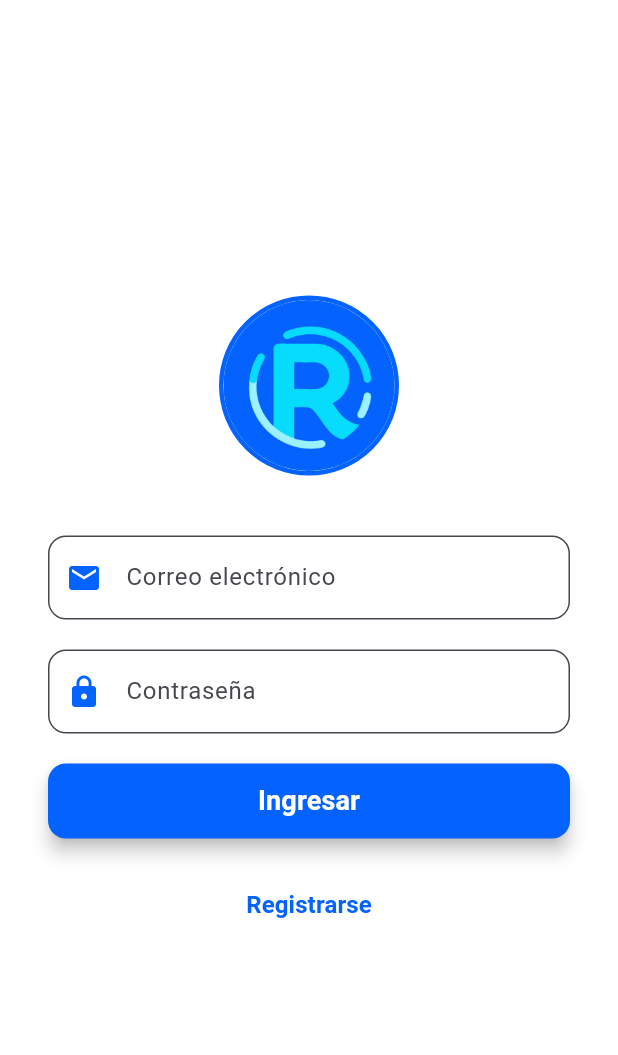
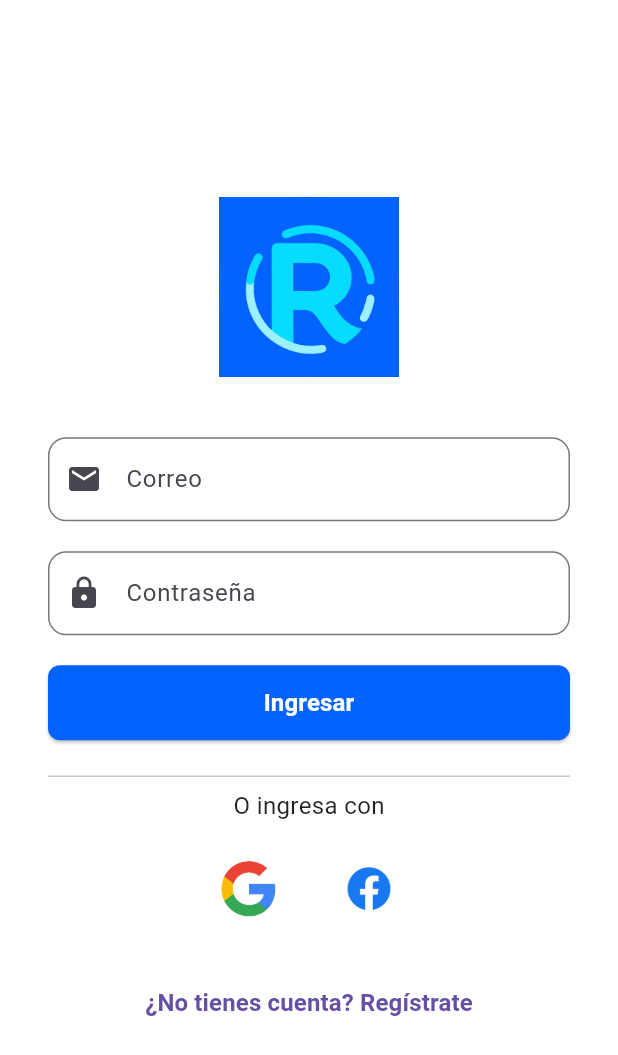
Before and after one commit to nicoloyolar/rider-mobile, a Flutter app: the LoginScreen screen opened directly, on a phone screen of 412 x 824 dp. Shown: the top 1055 px of the screen. Run offline on Flutter 3.47's test engine with Material 3 defaults, Android fonts, the phone set to English and light mode, and no system bars; our stand-ins replace connectivity_plus, firebase_auth, firebase_core, geocoding, geolocator, google_maps_flutter and 4 more; missing offline and left inert: flutter_facebook_auth; accounts and stored records are empty.

Commit message:
Integración firebase, login e iconos google fb

```diff
--- a/lib/login_screen.dart
+++ b/lib/login_screen.dart
@@ -1,90 +1,87 @@
-// ignore_for_file: library_private_types_in_public_api
-
+import 'package:firebase_auth/firebase_auth.dart';
 import 'package:flutter/material.dart';
-import 'package:rider/driver_screen.dart';
-import 'package:rider/main.dart';
-import 'package:rider/main_screen.dart';
-import 'package:rider/register_screen.dart';
+import 'package:google_sign_in/google_sign_in.dart';
+import 'package:flutter_facebook_auth/flutter_facebook_auth.dart';
+import 'package:shared_preferences/shared_preferences.dart';
+import 'package:rider/main.dart'; // importa appThemeNotifier
 import 'package:rider/theme/app_theme.dart';
 import 'package:rider/widgets/custom_alert_dialog.dart';
+import 'package:rider/main_screen.dart';
+import 'package:rider/driver_screen.dart';
+import 'package:rider/register_screen.dart';
 
 class LoginScreen extends StatefulWidget {
   const LoginScreen({super.key});
 
   @override
-  _LoginScreenState createState() => _LoginScreenState();
+  State<LoginScreen> createState() => _LoginScreenState();
 }
 
 class _LoginScreenState extends State<LoginScreen> {
-  final TextEditingController _emailController          = TextEditingController();
-  final TextEditingController _passwordController       = TextEditingController();
-  final GlobalKey<ScaffoldMessengerState> _scaffoldKey  = GlobalKey<ScaffoldMessengerState>();
+  final _emailController = TextEditingController();
+  final _passwordController = TextEditingController();
 
-  String currentUser = '';
-
-  final Map<String, Map<String, dynamic>> users = {
-    'usuario': {
-      'password': '123456',
-      'role': 'usuario',
-      'certificado': null,
-      'descuento': 0.0,
-    },
-    'conductor': {
-      'password': '123456',
-      'role': 'conductor',
-      'certificado': null,
-      'descuento': 0.0,
-    },
-    'estudiante': {
-      'password': '123456',
-      'role': 'usuario',
-      'certificado': 'estudiante',
-      'descuento': 0.10,
-    },
-    'bombero': {
-      'password': '123456',
-      'role': 'usuario',
-      'certificado': 'bombero',
-      'descuento': 0.10,
-    },
-    'adulto_mayor': {
-      'password': '123456',
-      'role': 'usuario',
-      'certificado': 'adulto mayor',
-      'descuento': 0.10,
-    },
-    'discapacitado': {
-      'password': '123456',
-      'role': 'usuario',
-      'certificado': 'discapacitado',
-      'descuento': 0.10,
-    },
-  };
-
-  void _login() {
-    String correo = _emailController.text.trim();
-    String password = _passwordController.text.trim();
-
-    if (correo.isEmpty || password.isEmpty) {
-      showDialog(
-        context: context,
-        builder: (BuildContext context) {
-          return CustomAlertDialog(
-            title: "¡Error!",
-            message: "Por favor complete todos los campos",
-            icon: Icons.error,
-            backgroundColor: Colors.red,
-            onPressed: () {
-              Navigator.pop(context);
-            },
+  Future<void> _signInWithEmail() async {
+    try {
+      final credential = await FirebaseAuth.instance.signInWithEmailAndPassword(
+        email: _emailController.text.trim(),
+        password: _passwordController.text.trim(),
       );
-        },
-      );
-      return;
+      _handleUserLogin(credential.user);
+    } catch (e) {
+      _showError("Correo o contraseña incorrectos");
+    }
   }
 
-    if (users.containsKey(correo) && users[correo]!['password'] == password) {
-      String role = users[correo]!['role'];
+Future<void> _signInWithGoogle() async {
+  try {
+    final googleUser = await GoogleSignIn().signIn();
+    print('GOOGLE USER: $googleUser'); // 👈 VERIFICA ESTO EN LA CONSOLA
+    final googleAuth = await googleUser?.authentication;
+
+    if (googleUser != null && googleAuth != null) {
+      final credential = GoogleAuthProvider.credential(
+        accessToken: googleAuth.accessToken,
+        idToken: googleAuth.idToken,
+      );
+
+      final userCredential =
+          await FirebaseAuth.instance.signInWithCredential(credential);
+
+      _handleUserLogin(userCredential.user);
+    }
+  } catch (e) {
+    print('GOOGLE SIGN-IN ERROR: $e'); // 👈 Imprime si falla
+    _showError("No se pudo iniciar sesión con Google");
+  }
+}
+
+  Future<void> _signInWithFacebook() async {
+    try {
+      final result = await FacebookAuth.instance.login();
+      if (result.status == LoginStatus.success) {
+        final accessToken = result.accessToken;
+        final credential = FacebookAuthProvider.credential(accessToken!.token);
+        final userCredential =
+            await FirebaseAuth.instance.signInWithCredential(credential);
+        _handleUserLogin(userCredential.user);
+      } else {
+        _showError("Login cancelado");
+      }
+    } catch (e) {
+      _showError("No se pudo iniciar sesión con Facebook");
+    }
+  }
+
+  Future<void> _handleUserLogin(User? user) async {
+    if (user == null) return;
+
+    final correo = user.email ?? "usuario";
+    final role = correo == 'conductor@rider.com' ? 'conductor' : 'usuario';
+
+    final prefs = await SharedPreferences.getInstance();
+    await prefs.setBool('is_logged_in', true);
+    await prefs.setString('logged_email', correo);
 
     if (role == 'usuario') {
       appThemeNotifier.value = AppTheme.userTheme;
@@ -92,71 +89,47 @@ class _LoginScreenState extends State<LoginScreen> {
         context,
         MaterialPageRoute(builder: (context) => ViajesScreen(userEmail: correo)),
       );
-      } else if (role == 'conductor') {
+    } else {
       appThemeNotifier.value = AppTheme.driverTheme;
       Navigator.pushReplacement(
         context,
         MaterialPageRoute(builder: (context) => DriverScreen(userEmail: correo)),
       );
     }
+  }
 
-    } else {
+  void _showError(String message) {
     showDialog(
       context: context,
-        builder: (BuildContext context) {
-          return CustomAlertDialog(
+      builder: (context) => CustomAlertDialog(
         title: "¡Error!",
-            message: "Correo o contraseña incorrectos",
+        message: message,
         icon: Icons.error,
         backgroundColor: Colors.red,
-            onPressed: () {
-              Navigator.pop(context);
-            },
+        onPressed: () => Navigator.pop(context),
+      ),
     );
-        },
-      );
-    }
   }
 
   @override
   Widget build(BuildContext context) {
     return Scaffold(
-      key: _scaffoldKey,
       backgroundColor: Colors.white,
-      body: Center(
-        child: Padding(
+      body: Padding(
         padding: const EdgeInsets.symmetric(horizontal: 32.0),
+        child: Center(
+          child: SingleChildScrollView(
             child: Column(
-            mainAxisAlignment: MainAxisAlignment.center,
-            crossAxisAlignment: CrossAxisAlignment.center,
               children: [
-              Container(
-                height: 120,
-                width: 120,
-                decoration: BoxDecoration(
-                  shape: BoxShape.circle,
-                  border: Border.all(color: Color(0xFF0462FF), width: 3),
-                  color: Colors.white,
-                ),
-                child: ClipOval(
-                  child: Image.asset(
-                    'assets/logo.png',
-                    fit: BoxFit.cover,
-                  ),
-                ),
-              ),
+                Image.asset('assets/logo.png', height: 120),
                 const SizedBox(height: 40),
+
                 TextField(
                   controller: _emailController,
                   decoration: InputDecoration(
-                  filled: true,
-                  fillColor: Colors.white,
-                  labelText: 'Correo electrónico',
-                  border: OutlineInputBorder(
-                    borderRadius: BorderRadius.circular(12),
-                    borderSide: BorderSide(color: Color(0xFF0462FF)),
-                  ),
-                  prefixIcon: Icon(Icons.email, color: Color(0xFF0462FF)),
+                    labelText: 'Correo',
+                    prefixIcon: Icon(Icons.email),
+                    border: OutlineInputBorder(borderRadius: BorderRadius.circular(12)),
                   ),
                 ),
                 const SizedBox(height: 20),
@@ -164,53 +137,52 @@ class _LoginScreenState extends State<LoginScreen> {
                   controller: _passwordController,
                   obscureText: true,
                   decoration: InputDecoration(
-                  filled: true,
-                  fillColor: Colors.white,
                     labelText: 'Contraseña',
-                  border: OutlineInputBorder(
-                    borderRadius: BorderRadius.circular(12),
-                    borderSide: BorderSide(color: Color(0xFF0462FF)),
-                  ),
-                  prefixIcon: Icon(Icons.lock, color: Color(0xFF0462FF)),
+                    prefixIcon: Icon(Icons.lock),
+                    border: OutlineInputBorder(borderRadius: BorderRadius.circular(12)),
                   ),
                 ),
+
                 const SizedBox(height: 20),
-              SizedBox(
-                width: double.infinity,
-                height: 50,
-                child: ElevatedButton(
-                  onPressed: _login,
+                ElevatedButton(
+                  onPressed: _signInWithEmail,
+                  child: const Text('Ingresar'),
                   style: ElevatedButton.styleFrom(
+                    minimumSize: const Size(double.infinity, 50),
                     backgroundColor: Color(0xFF0462FF),
-                    shape: RoundedRectangleBorder(
-                      borderRadius: BorderRadius.circular(12),
-                    ),
-                    elevation: 5,
-                  ),
-                  child: Text(
-                    'Ingresar',
-                    style: TextStyle(
-                      fontSize: 18,
-                      fontWeight: FontWeight.bold,
-                      color: Colors.white,
                   ),
                 ),
+
+                const SizedBox(height: 16),
+                const Divider(),
+                const Text("O ingresa con"),
+                const SizedBox(height: 16),
+
+                Row(
+                  mainAxisAlignment: MainAxisAlignment.center,
+                  children: [
+                    IconButton(
+                      icon: Image.asset('assets/icons/google.png', height: 40),
+                      onPressed: _signInWithGoogle,
                     ),
+                    const SizedBox(width: 24),
+                    IconButton(
+                      icon: Image.asset('assets/icons/facebook.png', height: 40),
+                      onPressed: _signInWithFacebook,
                     ),
-              const SizedBox(height: 20),
+                  ],
+                ),
+
+                const SizedBox(height: 24),
                 TextButton(
                   onPressed: () {
-                  Navigator.push(
-                    context,
-                    MaterialPageRoute(builder: (context) => RegisterScreen()),
-                  );
+                    Navigator.push(context,
+                        MaterialPageRoute(builder: (_) => const RegisterScreen()));
                   },
-                child: const Text(
-                  'Registrarse',
-                  style: TextStyle(fontSize: 16, fontWeight: FontWeight.bold, color: Color(0xFF0462FF)),
+                  child: const Text('¿No tienes cuenta? Regístrate'),
+                )
+              ],
             ),
-              ),
-            ],
           ),
         ),
       ),
--- a/lib/widgets/custom_app_bar.dart
+++ b/lib/widgets/custom_app_bar.dart
@@ -60,10 +60,8 @@ class CustomAppBar extends StatelessWidget implements PreferredSizeWidget {
         icon: Icons.exit_to_app,
         backgroundColor: Colors.red,
         onPressed: () {
-            Navigator.pushReplacement(
-              context,
-              MaterialPageRoute(builder: (context) => const LoginScreen()),
-            );
+          Navigator.pop(context); // Cierra el diálogo
+          onLogout();             // Ejecuta el callback real
         },
       );
     },
```
Also changed, not shown: lib/account_screen.dart (+19 -2 lines), lib/main.dart (+11 -3 lines), lib/splash_screen.dart (+7 -12 lines), pubspec.yaml (+8 -0 lines), assets/icons/facebook.png (added), assets/icons/google.png (added), firebase.json (added), lib/firebase_options.dart (added), pubspec.lock, 3 other files. Lines whose indentation alone changed are shown as unchanged.
